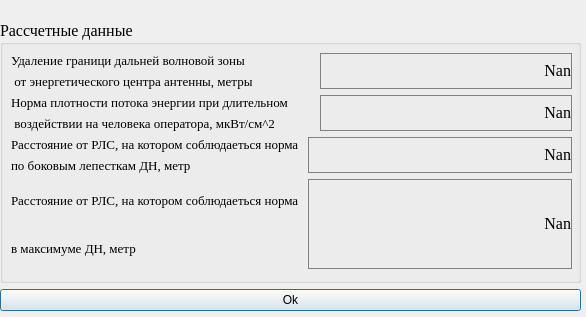
The window that results.ui (Kirill1E1/SanPin_QT_windowApp) describes before a commit, drawn with Qt 5.
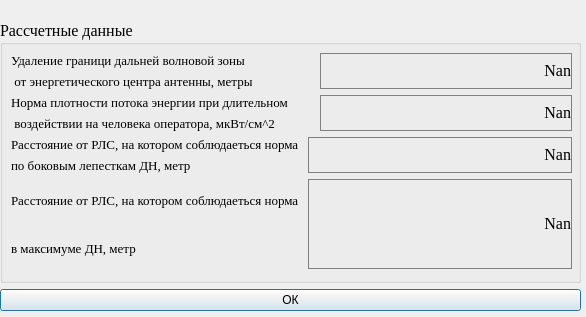
The same window after the commit.

What changed in the file:
```diff
--- a/results.ui
+++ b/results.ui
@@ -271,7 +271,7 @@
     <item>
      <widget class="QPushButton" name="pushButton">
       <property name="text">
-       <string>Ok</string>
+       <string>ОК</string>
       </property>
      </widget>
     </item>
```
